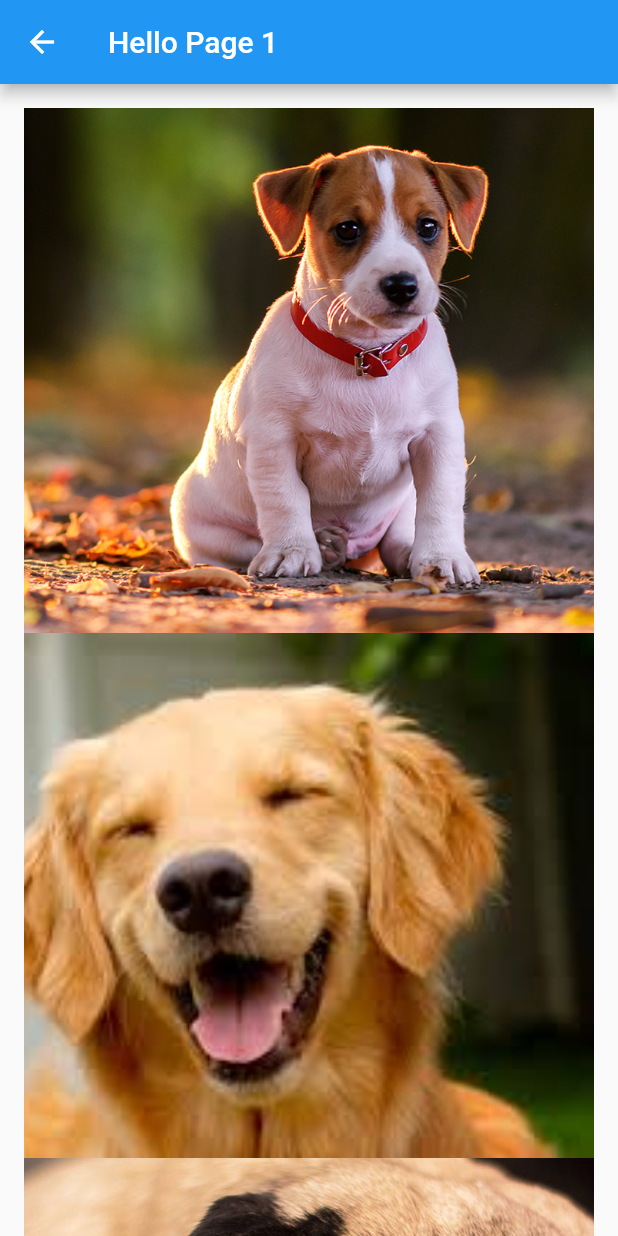
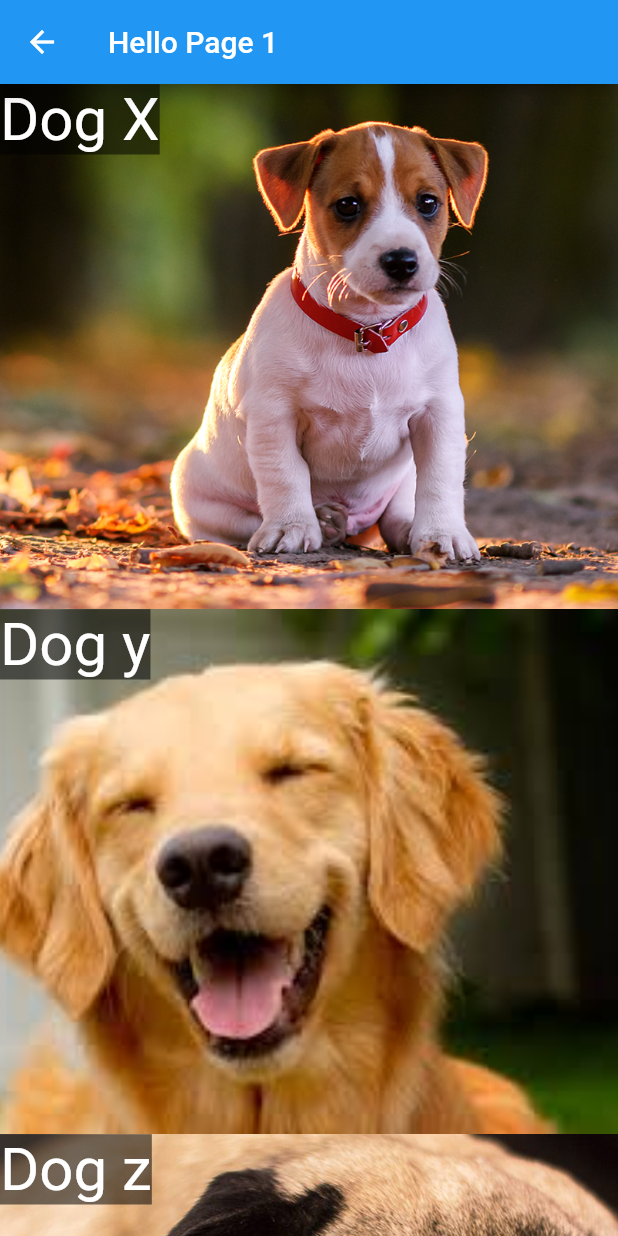
Before and after one commit to igordiniz445/flutter-study, a Flutter app: the HelloPage1 screen opened directly, on a phone screen of 412 x 824 dp. Run offline on Flutter 3.47's test engine with Material 2 defaults, Android fonts, the phone set to English and light mode, and no system bars.

Commit message:
Dinamic ListView and Stack

```diff
--- /dev/null
+++ b/lib/Entitys/Dogs.dart
@@ -0,0 +1,21 @@
+class Dog{
+	String _name;
+	String _path;
+	//Constructor for both atributes
+	Dog(this._name, this._path);
+	//Empty constructor
+	Dog.empty();
+
+	/*Getters and setters*/
+	String get name => _name;
+	set name(String value) {
+		_name = value;
+	}
+
+	String get path => _path;
+	set path(String value) {
+		_path = value;
+	}
+
+
+}
--- a/lib/pages/hello_page1.dart
+++ b/lib/pages/hello_page1.dart
@@ -1,3 +1,4 @@
+import 'package:aula01/Entitys/Dogs.dart';
 import 'package:aula01/utils/nav.dart';
 import 'package:aula01/widgets/Blue_button.dart';
 import 'package:flutter/material.dart';
@@ -17,28 +18,34 @@ class HelloPage1 extends StatelessWidget {
   }
 
   _body() {
-    List<Widget> imgs = [
-      _image("dog1.png"),
-      _image("dog2.png"),
-      _image("dog3.png"),
-      _image("dog4.png"),
-      _image("dog5.png"),
+
+    List<Dog> dogs = [
+      Dog("Dog X","assets/images/dog1.png"),
+      Dog("Dog y","assets/images/dog2.png"),
+      Dog("Dog z","assets/images/dog3.png"),
+      Dog("Dog alfa","assets/images/dog4.png"),
+      Dog("Dog beta","assets/images/dog5.png"),
     ];
 
     return Center(
       child: ListView.builder(
           itemExtent: 350,
-          itemCount: imgs.length,
-          padding: EdgeInsets.all(16),
+          itemCount: dogs.length,
           itemBuilder: (BuildContext context, int index) {
-            return imgs[index];
+            Dog dog = dogs[index];
+            return Stack(
+              fit: StackFit.expand,
+              children: <Widget>[
+                _image(dog.path),
+                Text(dog.name,style: TextStyle(fontSize: 40, color: Colors.white, backgroundColor: Colors.black54),)
+              ],
+            );
           }),
     );
   }
 
   _image(String dog) {
-    return Image.asset(
-      "assets/images/${dog}",
+    return Image.asset( dog,
       fit: BoxFit.cover,
     );
   }
```
